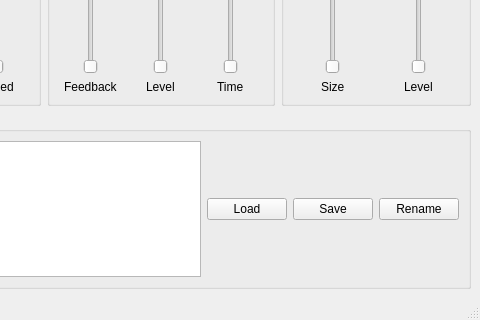
This is outsider/outsider.ui in jonathanunderwood/outsider as Qt 5 draws it before an edit; both pictures show x 196 to 676 and y 404 to 724 of the 676 by 724 pixel window. The edited form follows.
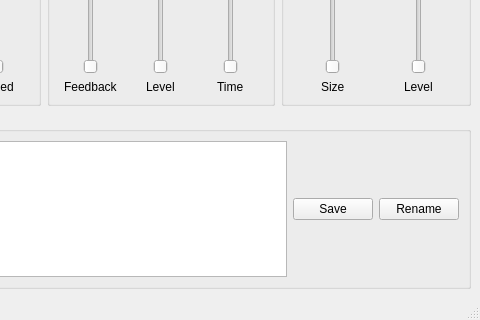
This is the edited form.

Commit message: Remove Load button

```diff
--- a/outsider/outsider.ui
+++ b/outsider/outsider.ui
@@ -756,13 +756,6 @@
        <item>
         <widget class="QListWidget" name="presetNamesListWidget"/>
        </item>
-       <item>
-        <widget class="QPushButton" name="loadPresetPushButton">
-         <property name="text">
-          <string>Load</string>
-         </property>
-        </widget>
-       </item>
        <item>
         <widget class="QPushButton" name="savePresetPushButton">
          <property name="text">
```
